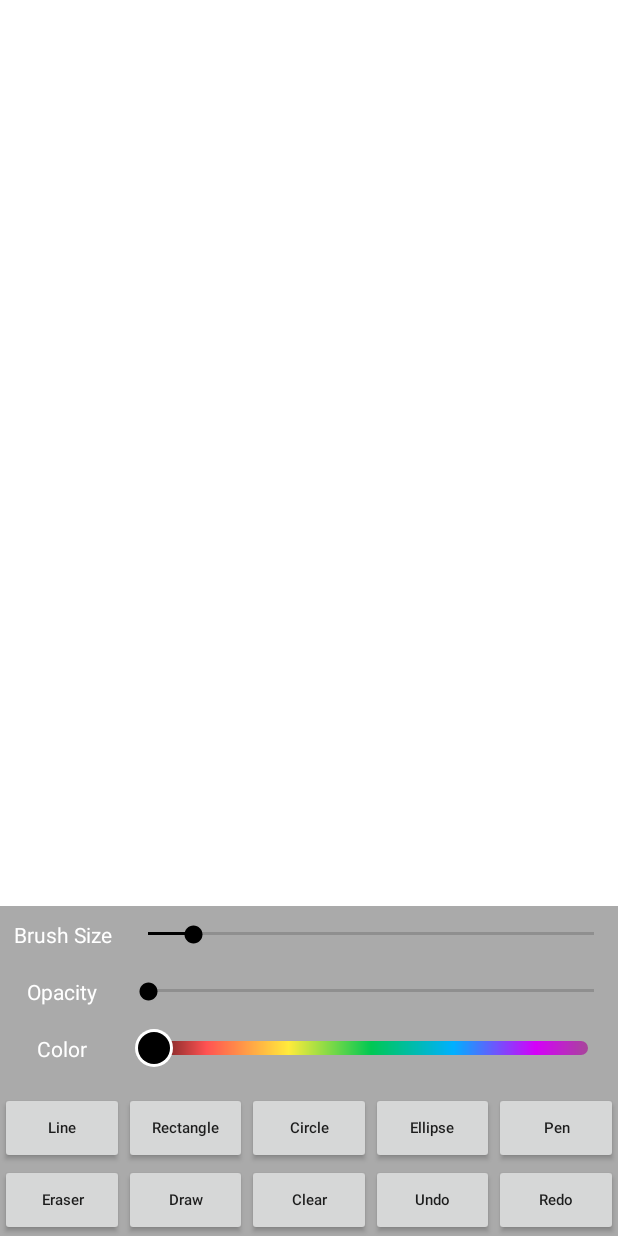
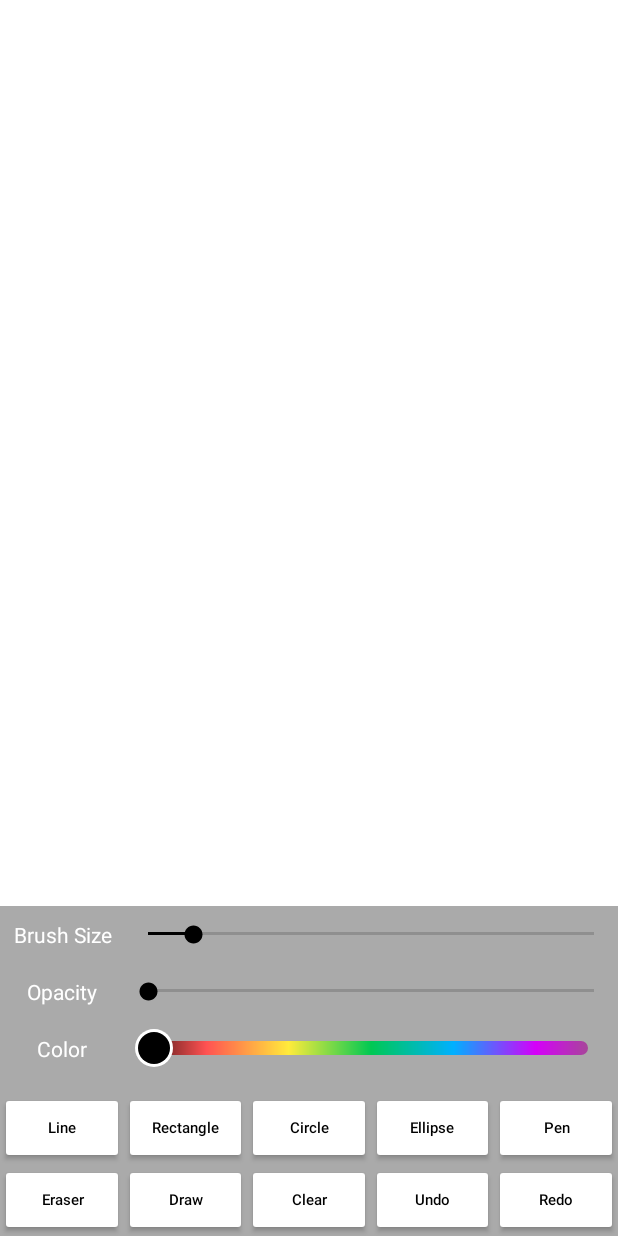
Before and after one commit to abdullahmunirbhatti/AmbCanvas, an Android app: the layout activity_main.xml on its own in the app's theme, with its tools: preview values and no code run, on a phone screen of 412 x 824 dp. Run offline under Robolectric (Android 15) with nearby library versions, the phone set to English and light mode, and no system bars.

```diff
--- a/app/src/main/res/layout/activity_main.xml
+++ b/app/src/main/res/layout/activity_main.xml
@@ -131,6 +131,8 @@
             android:text="Line"
             android:textAllCaps="false"
             android:textSize="10dp"
+            android:backgroundTint="@color/white"
+            android:textColor="@color/black"
             app:layout_constraintBottom_toBottomOf="parent"
             app:layout_constraintEnd_toStartOf="@+id/btnRectangle"
             app:layout_constraintStart_toStartOf="parent"
@@ -143,6 +145,8 @@
             android:text="Rectangle"
             android:textAllCaps="false"
             android:textSize="10dp"
+            android:backgroundTint="@color/white"
+            android:textColor="@color/black"
             app:layout_constraintBottom_toBottomOf="parent"
             app:layout_constraintEnd_toStartOf="@+id/btnCircle"
             app:layout_constraintStart_toEndOf="@+id/btnLine"
@@ -155,6 +159,8 @@
             android:text="Circle"
             android:textAllCaps="false"
             android:textSize="10dp"
+            android:backgroundTint="@color/white"
+            android:textColor="@color/black"
             app:layout_constraintBottom_toBottomOf="parent"
             app:layout_constraintEnd_toStartOf="@+id/btnEllipse"
             app:layout_constraintStart_toEndOf="@+id/btnRectangle"
@@ -167,6 +173,8 @@
             android:text="Ellipse"
             android:textAllCaps="false"
             android:textSize="10dp"
+            android:backgroundTint="@color/white"
+            android:textColor="@color/black"
             app:layout_constraintBottom_toBottomOf="parent"
             app:layout_constraintEnd_toStartOf="@+id/btnPen"
             app:layout_constraintStart_toEndOf="@+id/btnCircle"
@@ -179,6 +187,8 @@
             android:text="Pen"
             android:textAllCaps="false"
             android:textSize="10dp"
+            android:backgroundTint="@color/white"
+            android:textColor="@color/black"
             app:layout_constraintBottom_toBottomOf="parent"
             app:layout_constraintEnd_toEndOf="parent"
             app:layout_constraintStart_toEndOf="@+id/btnEllipse"
@@ -202,6 +212,8 @@
             android:text="Eraser"
             android:textAllCaps="false"
             android:textSize="10dp"
+            android:backgroundTint="@color/white"
+            android:textColor="@color/black"
             app:layout_constraintBottom_toBottomOf="parent"
             app:layout_constraintEnd_toStartOf="@+id/btnDraw"
             app:layout_constraintStart_toStartOf="parent"
@@ -214,6 +226,8 @@
             android:text="Draw"
             android:textAllCaps="false"
             android:textSize="10dp"
+            android:backgroundTint="@color/white"
+            android:textColor="@color/black"
             app:layout_constraintBottom_toBottomOf="parent"
             app:layout_constraintEnd_toStartOf="@+id/btnClear"
             app:layout_constraintStart_toEndOf="@+id/btnEraser"
@@ -226,6 +240,8 @@
             android:text="Clear"
             android:textAllCaps="false"
             android:textSize="10dp"
+            android:backgroundTint="@color/white"
+            android:textColor="@color/black"
             app:layout_constraintBottom_toBottomOf="parent"
             app:layout_constraintEnd_toStartOf="@+id/btnUndo"
             app:layout_constraintStart_toEndOf="@+id/btnDraw"
@@ -237,6 +253,8 @@
             android:layout_height="wrap_content"
             android:text="Undo"
             android:textAllCaps="false"
+            android:backgroundTint="@color/white"
+            android:textColor="@color/black"
             android:textSize="10dp"
             app:layout_constraintBottom_toBottomOf="parent"
             app:layout_constraintEnd_toStartOf="@+id/btnRedo"
@@ -250,6 +268,8 @@
             android:text="Redo"
             android:textAllCaps="false"
             android:textSize="10dp"
+            android:backgroundTint="@color/white"
+            android:textColor="@color/black"
             app:layout_constraintBottom_toBottomOf="parent"
             app:layout_constraintEnd_toEndOf="parent"
             app:layout_constraintStart_toEndOf="@+id/btnUndo"
```
Also changed, not shown: ambcanvas/src/main/java/com/amb/ambcanvas/AmbCanvasView.kt (+28 -31 lines), app/src/main/java/com/amb/canvas/MainActivity.kt (+6 -6 lines).
